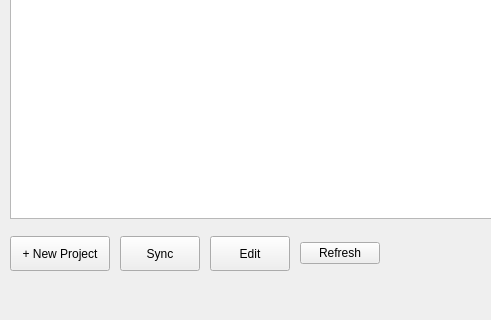
First picture: the form in ui/projects_list_window.ui, repository joshdels/pyqgis-plugin-topmap, before the edit; both pictures show x 0 to 491 and y 480 to 800 of the 709 by 800 pixel window.
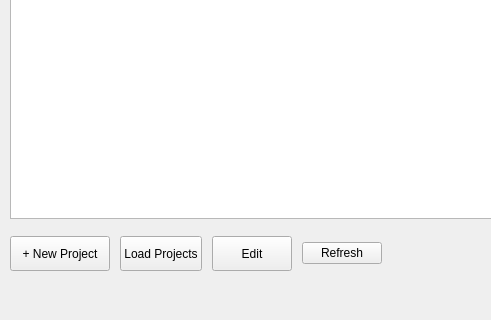
Second picture: the form after the edit.

Commit message: feat: create new project, new api for testing

The edit to the form file:
```diff
--- a/ui/projects_list_window.ui
+++ b/ui/projects_list_window.ui
@@ -136,7 +136,7 @@
          </size>
         </property>
         <property name="text">
-         <string>Sync</string>
+         <string>Load Projects</string>
         </property>
        </widget>
       </item>
```
Left out of the diff: 16 changed lines with no effect on the pictures. The commit also changes 7 other files.
